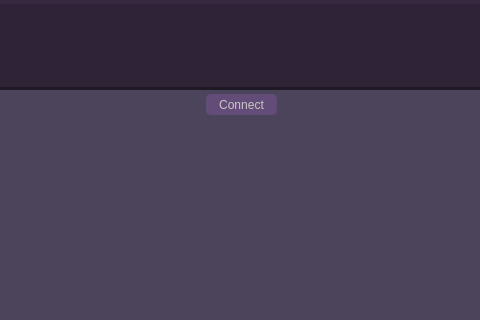
Before: the Qt Designer form UI Files/demo2.ui in AminZom/Vision, drawn with Qt 5; both pictures show x 289 to 769 and y 0 to 320 of the 1190 by 770 pixel window.
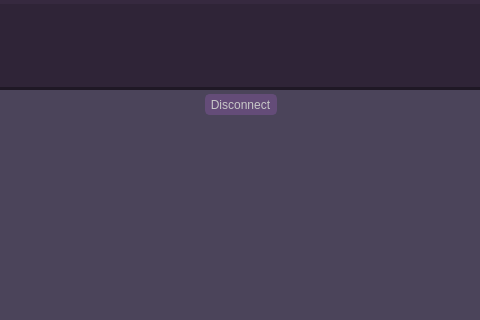
After: the same form once the commit is applied.

Patch:
```diff
--- a/UI Files/demo2.ui
+++ b/UI Files/demo2.ui
@@ -454,6 +454,35 @@
         <string>Connect</string>
        </property>
       </widget>
+      <widget class="QPushButton" name="disconnectCamBtn">
+       <property name="geometry">
+        <rect>
+         <x>494</x>
+         <y>4</y>
+         <width>71</width>
+         <height>21</height>
+        </rect>
+       </property>
+       <property name="styleSheet">
+        <string notr="true">QPushButton {
+	border: 2px solid rgb(100, 76, 120);
+	border-radius: 5px;	
+	background-color: rgb(100, 76, 120);
+	color: rgb(200, 200, 200);
+}
+QPushButton:hover {
+	background-color: rgb(150, 110, 170);
+	border: 2px solid rgb(61, 70, 86);
+}
+QPushButton:pressed {	
+	background-color: rgb(35, 40, 49);
+	border: 2px solid rgb(43, 50, 61);
+}</string>
+       </property>
+       <property name="text">
+        <string>Disconnect</string>
+       </property>
+      </widget>
      </widget>
      <widget class="QFrame" name="RightSidePanel">
       <property name="geometry">
```
Left out of the diff: 54 changed lines with no effect on the pictures.
